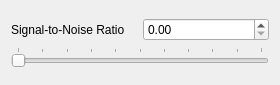
Above: src/Interface/Modules/Math/BuildNoiseColumnMatrix.ui from SCIInstitute/SCIRun before the change. Below: the same form after it.
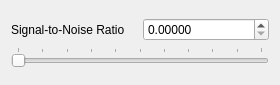
That is the form after the change. Custom widgets are drawn as their Qt base class.

Patch:
```diff
--- a/src/Interface/Modules/Math/BuildNoiseColumnMatrix.ui
+++ b/src/Interface/Modules/Math/BuildNoiseColumnMatrix.ui
@@ -39,6 +39,9 @@
        </item>
        <item>
         <widget class="ctkDoubleSpinBox" name="noiseSpinBox_">
+         <property name="decimals">
+          <number>5</number>
+         </property>
          <property name="maximum">
           <double>100.000000000000000</double>
          </property>
```
